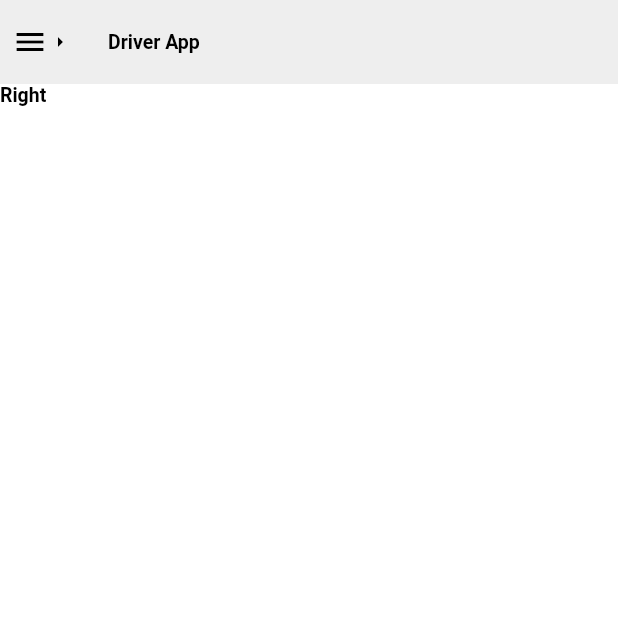
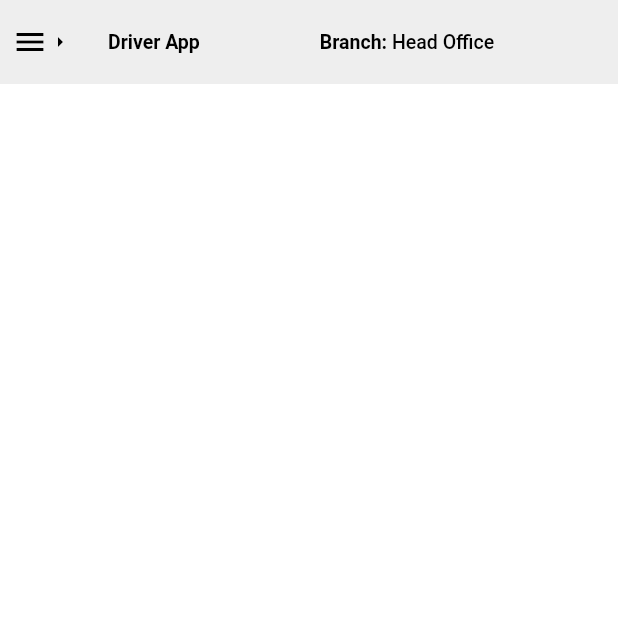
Before and after one commit to OeungChheanghok123/kubota-driver-app, a Flutter app: the screen it shows after launch, after a tap on the "arrow left" icon, on a phone screen of 412 x 824 dp, the top half of it. Run offline on Flutter 3.47's test engine with Material 2 defaults, Android fonts, the phone set to English and light mode, and no system bars; our stand-ins replace get.

Commit message:
11-Jan-2023

```diff
--- a/lib/screens/main_screen.dart
+++ b/lib/screens/main_screen.dart
@@ -28,16 +28,9 @@ class MainScreen extends StatelessWidget {
         splashColor: noneColor,
         hoverColor: noneColor,
         highlightColor: noneColor,
-        onTap: () {
-          controller.isDrawMenu.value = !controller.isDrawMenu.value;
-          if (controller.isDrawMenu.value == false) {
-            controller.sizeDrawerMenu.value = 0.0;
-          } else {
-            controller.sizeDrawerMenu.value = 250.0;
-          }
-        },
+        onTap: () => controller.funcDrawerMenu(),
         child: Obx(
-          () => controller.isDrawMenu.value == true
+          () => controller.isDrawerMenu.value == true
               ? Row(
                   children: const [
                     SizedBox(width: defaultPaddin / 2),
@@ -54,7 +47,14 @@ class MainScreen extends StatelessWidget {
                 ),
         ),
       ),
-      title: Text('Driver App', style: AppTextStyle.headline2),
+      title: Row(
+        children: [
+          Text('Driver App', style: AppTextStyle.headline2),
+          const SizedBox(width: defaultPaddin * 5),
+          Text('Branch:', style: AppTextStyle.headline2),
+          Text(' Head Office', style: AppTextStyle.body),
+        ],
+      ),
     );
   }
 
@@ -62,7 +62,7 @@ class MainScreen extends StatelessWidget {
     return Row(
       children: [
         Obx(
-          () => controller.isDrawMenu.value == true
+          () => controller.isDrawerMenu.value == true
               ? _drawerMenu(context)
               : const SizedBox.shrink(),
         ),
@@ -78,6 +78,47 @@ class MainScreen extends StatelessWidget {
       height: MediaQuery.of(context).size.height,
       child: ListView(
         children: [
+          const SizedBox(height: defaultPaddin),
+          Container(
+            margin: const EdgeInsets.symmetric(horizontal: defaultPaddin),
+            child: Row(
+              children: [
+                Container(
+                  height: 55,
+                  width: 55,
+                  decoration: const BoxDecoration(
+                    shape: BoxShape.circle,
+                    image: DecorationImage(
+                        image: AssetImage('assets/images/w3-school.png'),
+                        fit: BoxFit.cover),
+                  ),
+                ),
+                const SizedBox(width: defaultPaddin / 2),
+                Expanded(
+                  child: Column(
+                    crossAxisAlignment: CrossAxisAlignment.start,
+                    children: [
+                      Text(
+                        'Oeung Chheanghok',
+                        overflow: TextOverflow.ellipsis,
+                        style: AppTextStyle.headline2
+                            .copyWith(color: primaryColor),
+                      ),
+                      const SizedBox(height: defaultPaddin / 2),
+                      Text(
+                        'Application Manegement Officer',
+                        overflow: TextOverflow.ellipsis,
+                        style:
+                            AppTextStyle.body.copyWith(color: primaryGrayColor),
+                      ),
+                    ],
+                  ),
+                ),
+              ],
+            ),
+          ),
+          const SizedBox(height: defaultPaddin),
+          _buildUnderLine(width: controller.sizeDrawerMenu.value, height: 2),
           AppWidgets.listTile(
             icon: Icons.dashboard,
             title: 'Dashboard',
@@ -100,9 +141,17 @@ class MainScreen extends StatelessWidget {
           MediaQuery.of(context).size.width - controller.sizeDrawerMenu.value,
       height: MediaQuery.of(context).size.height,
       child: Text(
-        'Right',
+        '',
         style: AppTextStyle.headline2,
       ),
     );
   }
+
+  Widget _buildUnderLine({required double width, required double height}) {
+    return Container(
+      width: width,
+      height: height,
+      color: secondColor,
+    );
+  }
 }
--- a/lib/screens/main_screen_view_model.dart
+++ b/lib/screens/main_screen_view_model.dart
@@ -2,5 +2,14 @@ import 'package:get/get.dart';
 
 class MainScreenViewModel extends GetxController {
   var sizeDrawerMenu = 250.0.obs;
-  var isDrawMenu = true.obs;
+  var isDrawerMenu = true.obs;
+
+  void funcDrawerMenu() {
+    isDrawerMenu.value = !isDrawerMenu.value;
+    if (isDrawerMenu.value == false) {
+      sizeDrawerMenu.value = 0.0;
+    } else {
+      sizeDrawerMenu.value = 250.0;
+    }
+  }
 }
--- a/pubspec.yaml
+++ b/pubspec.yaml
@@ -61,9 +61,8 @@ flutter:
   uses-material-design: true
 
   # To add assets to your application, add an assets section, like this:
-  # assets:
-  #   - images/a_dot_burr.jpeg
-  #   - images/a_dot_ham.jpeg
+  assets:
+    - assets/images/
 
   # An image asset can refer to one or more resolution-specific "variants", see
   # https://flutter.dev/assets-and-images/#resolution-aware
```
Also changed, not shown: assets/images/w3-school.png (added).
